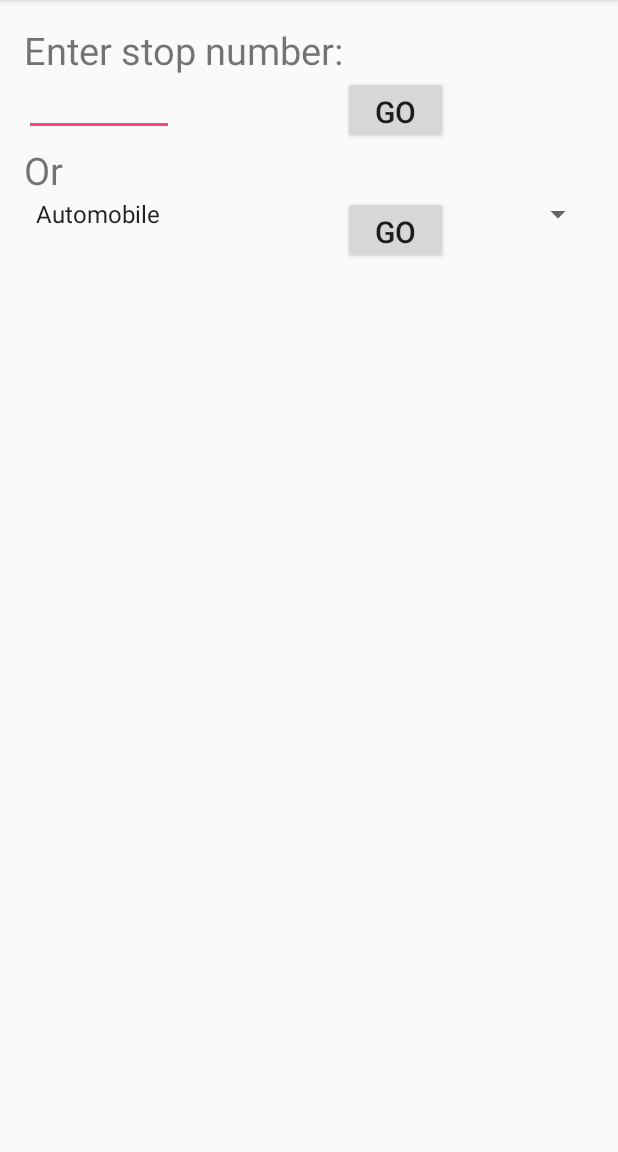
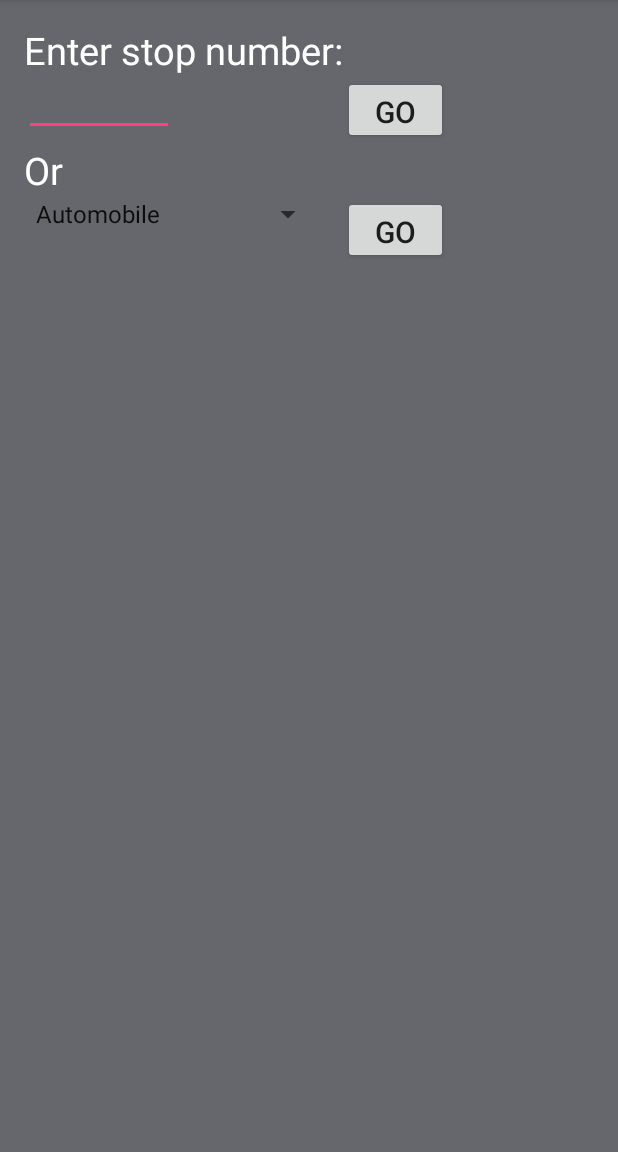
Before and after one commit to MariaAlicia/App, an Android app: the screen it shows after launch (MainActivity), after a tap on "GO", on a phone screen of 412 x 824 dp, the part 84-1236 px from its top. Run offline under Robolectric (Android 15) with nearby library versions, the phone set to English and light mode, and no system bars; libraries missing offline, so code that uses them is left out: au.com.bytecode, com.orm; 3 statements that could not run were skipped.

Commit message:
Design changes
background and text colours and shortened the spinner object. Also
attempted restricting text input to 4 characters

```diff
--- a/app/src/main/java/io/hackathon/hackathon2016/MainActivity.java
+++ b/app/src/main/java/io/hackathon/hackathon2016/MainActivity.java
@@ -33,22 +33,22 @@ public class MainActivity extends AppCompatActivity {
 
         b1=(Button)findViewById(R.id.go);
         b2=(Button)findViewById(R.id.go2);
+        // Spinner element
+        final Spinner s = (Spinner) findViewById(R.id.spinner);
+
         b1.setOnClickListener(new View.OnClickListener() {
             @Override
             public void onClick(View v) {
-                Toast.makeText(MainActivity.this,"YOUR MESSAGE",Toast.LENGTH_LONG).show();
+                Toast.makeText(MainActivity.this,s.getSelectedItem().toString(),Toast.LENGTH_LONG).show();
             }
         });
 
         b2.setOnClickListener(new View.OnClickListener() {
             @Override
             public void onClick(View v) {
-                Toast.makeText(MainActivity.this,"YOUR MESSAGE",Toast.LENGTH_LONG).show();
+                Toast.makeText(MainActivity.this,s.getSelectedItem().toString(),Toast.LENGTH_LONG).show();
             }
         });
-
-        // Spinner element
-        final Spinner s = (Spinner) findViewById(R.id.spinner);
 
         // Spinner click listener
         assert s != null;
--- a/app/src/main/res/layout/activity_main.xml
+++ b/app/src/main/res/layout/activity_main.xml
@@ -7,6 +7,7 @@
     android:paddingLeft="@dimen/activity_horizontal_margin"
     android:paddingRight="@dimen/activity_horizontal_margin"
     android:paddingTop="@dimen/activity_vertical_margin"
+    android:background="#65676d"
     tools:context="io.hackathon.hackathon2016.MainActivity">
 
     <TextView
@@ -14,12 +15,14 @@
         android:layout_height="wrap_content"
         android:textSize="25dp"
         android:text="Enter stop number:"
+        android:textColor="#ffffff"
         android:id="@+id/hi"/>
 
     <EditText
         android:layout_width="100dp"
         android:layout_height="40dp"
         android:inputType="phone"
+        android:maxLength="4"
         android:layout_below="@+id/hi"
         />
 
@@ -27,6 +30,7 @@
         android:layout_width="wrap_content"
         android:layout_height="wrap_content"
         android:text="Or"
+        android:textColor="#ffffff"
         android:textSize="25dp"
         android:id="@+id/or"
         android:layout_below="@+id/go"
@@ -43,7 +47,7 @@
 
     <Spinner
         android:id="@+id/spinner"
-        android:layout_width="fill_parent"
+        android:layout_width="200dp"
         android:layout_height="wrap_content"
         android:layout_below="@+id/or"
         />
```
Also changed, not shown: 1 other file.
